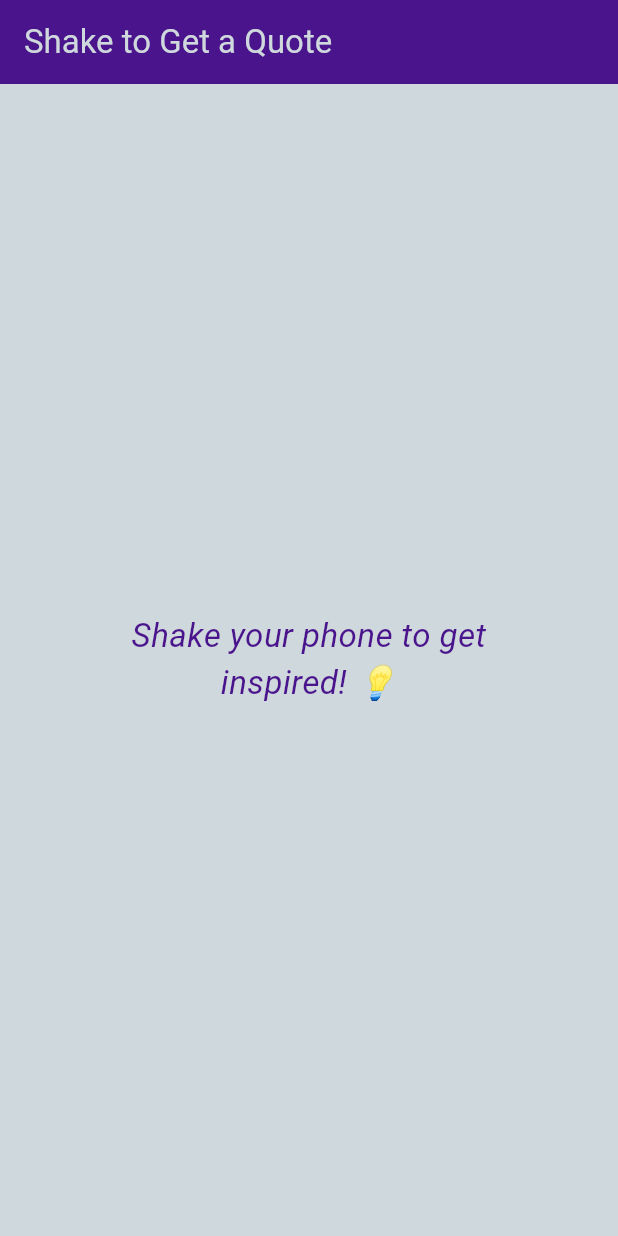
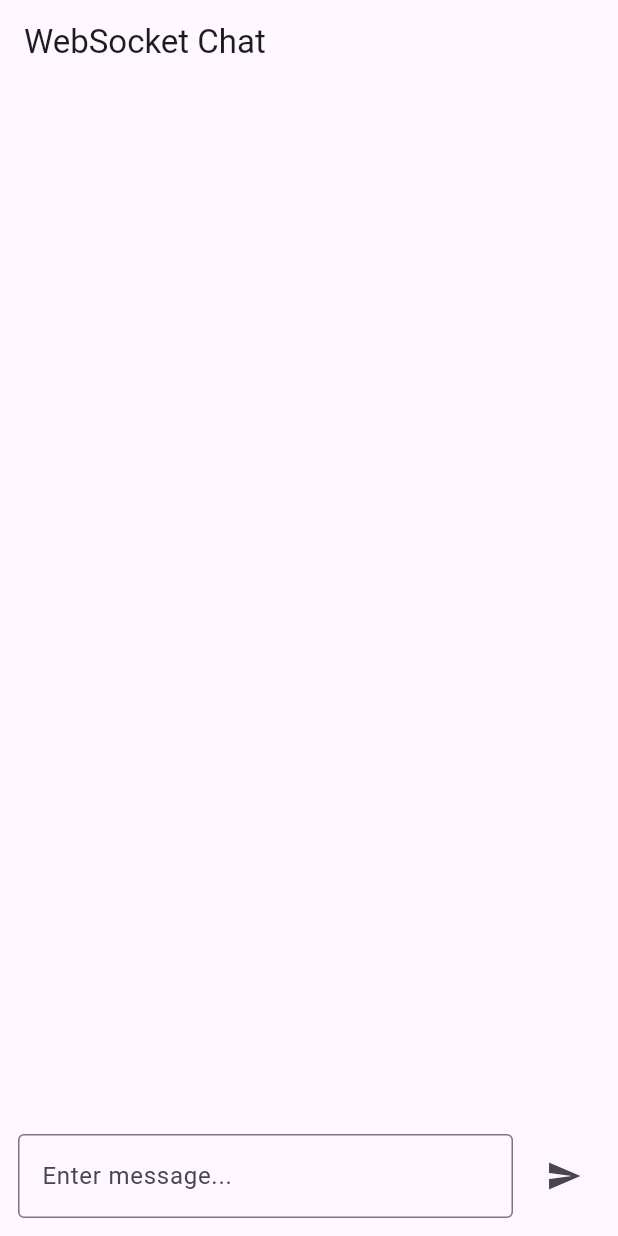
Before and after one commit to fatmaahmed751/Shake_With_Kotlin, a Flutter app: the screen it shows after launch, on a phone screen of 412 x 824 dp. Run offline on Flutter 3.47's test engine with Material 3 defaults, Android fonts, the phone set to English and light mode, and no system bars; our stand-ins replace audioplayers; network calls fail.

Commit message:
add_web_socket

```diff
--- /dev/null
+++ b/lib/Features/web_socket/web_socket_controller.dart
@@ -0,0 +1,21 @@
+import 'package:web_socket_channel/web_socket_channel.dart';
+
+class WebSocketController {
+  late WebSocketChannel channel;
+
+  void connect() {
+    channel = WebSocketChannel.connect(
+      Uri.parse("wss://ws.ifelse.io"),
+    );
+  }
+
+  Stream get stream => channel.stream;
+
+  void sendMessage(String message) {
+    channel.sink.add(message);
+  }
+
+  void disconnect() {
+    channel.sink.close();
+  }
+}
--- /dev/null
+++ b/lib/Features/web_socket/web_socket_screen.dart
@@ -0,0 +1,108 @@
+import 'package:flutter/material.dart';
+import 'package:shake_app/Features/web_socket/web_socket_controller.dart';
+
+class WebSocketChatView extends StatefulWidget {
+  const WebSocketChatView({super.key});
+
+  @override
+  State<WebSocketChatView> createState() => _WebSocketChatViewState();
+}
+
+class _WebSocketChatViewState extends State<WebSocketChatView> {
+  final WebSocketController controller = WebSocketController();
+  final TextEditingController messageController = TextEditingController();
+  final List<String> messages = [];
+
+  @override
+  void initState() {
+    super.initState();
+    controller.connect();
+
+    controller.stream.listen((event) {
+      setState(() {
+        messages.add("Server: $event");
+      });
+    });
+  }
+
+  @override
+  void dispose() {
+    controller.disconnect();
+    messageController.dispose();
+    super.dispose();
+  }
+
+  void send() {
+    if (messageController.text.isEmpty) return;
+
+    String msg = messageController.text;
+    controller.sendMessage(msg);
+
+    setState(() {
+      messages.add("You: $msg");
+    });
+
+    messageController.clear();
+  }
+
+  @override
+  Widget build(BuildContext context) {
+    return MaterialApp(
+      debugShowCheckedModeBanner: false,
+      home: Scaffold(
+        appBar: AppBar(title: const Text("WebSocket Chat")),
+        body: Column(
+          children: [
+            Expanded(
+              child: ListView.builder(
+                padding: const EdgeInsets.all(16),
+                itemCount: messages.length,
+                itemBuilder: (context, index) {
+                  return Align(
+                    alignment: messages[index].startsWith("You:")
+                        ? Alignment.centerRight
+                        : Alignment.centerLeft,
+                    child: Container(
+                      margin: const EdgeInsets.symmetric(vertical: 6),
+                      padding: const EdgeInsets.all(12),
+                      decoration: BoxDecoration(
+                        color: messages[index].startsWith("You:")
+                            ? Colors.blue.shade200
+                            : Colors.grey.shade300,
+                        borderRadius: BorderRadius.circular(10),
+                      ),
+                      child: Text(messages[index]),
+                    ),
+                  );
+                },
+              ),
+            ),
+
+            // input
+            Padding(
+              padding: const EdgeInsets.all(12.0),
+              child: Row(
+                children: [
+                  Expanded(
+                    child: TextField(
+                      controller: messageController,
+                      decoration: const InputDecoration(
+                        hintText: "Enter message...",
+                        border: OutlineInputBorder(),
+                      ),
+                    ),
+                  ),
+                  const SizedBox(width: 10),
+                  IconButton(
+                    icon: const Icon(Icons.send),
+                    onPressed: send,
+                  )
+                ],
+              ),
+            )
+          ],
+        ),
+      ),
+    );
+  }
+}
--- a/lib/main.dart
+++ b/lib/main.dart
@@ -1,5 +1,6 @@
 
 import 'package:flutter/material.dart';
 import 'Features/shake_screen.dart';
+import 'Features/web_socket/web_socket_screen.dart';
 
-void main() => runApp(const ShakeQuoteApp());
+void main() => runApp(const WebSocketChatView());
--- a/pubspec.yaml
+++ b/pubspec.yaml
@@ -19,7 +19,7 @@ publish_to: 'none' # Remove this line if you wish to publish to pub.dev
 version: 1.0.0+1
 
 environment:
-  sdk: ^3.11.0-93.0.dev
+ sdk: ^3.8.0
 
 # Dependencies specify other packages that your package needs in order to work.
 # To automatically upgrade your package dependencies to the latest versions
@@ -35,7 +35,7 @@ dependencies:
   # Use with the CupertinoIcons class for iOS style icons.
   cupertino_icons: ^1.0.8
   audioplayers: ^6.0.0
-
+  web_socket_channel: ^2.4.0
 dev_dependencies:
   flutter_test:
     sdk: flutter
```
Also changed, not shown: pubspec.lock, 2 other files.
